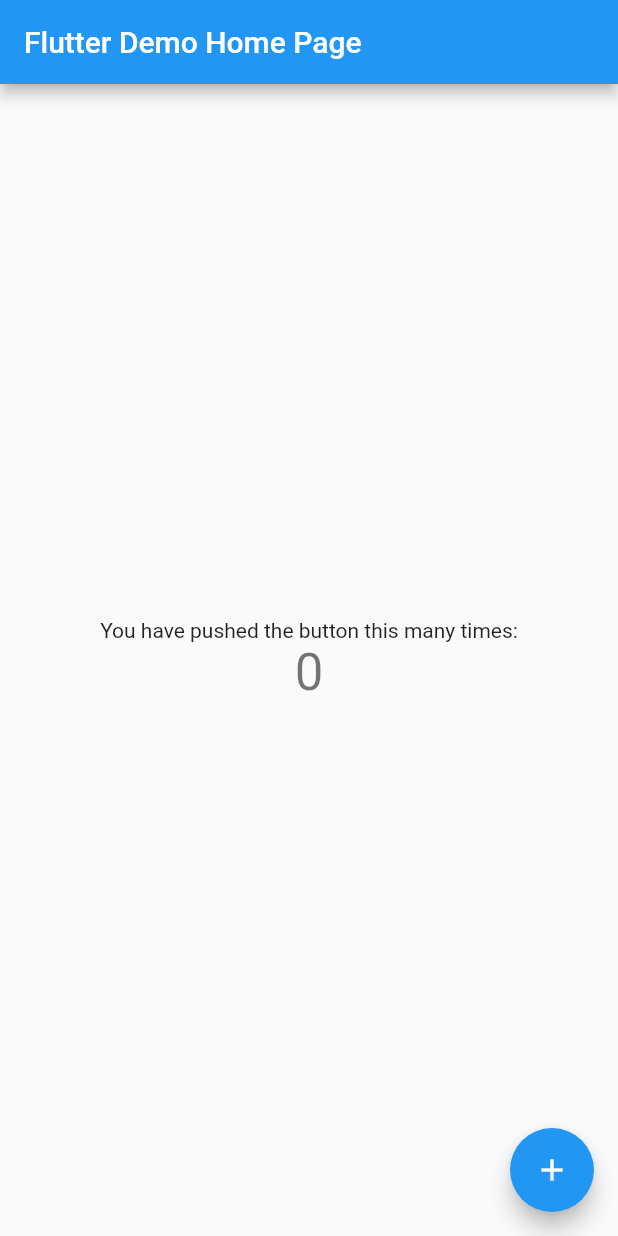
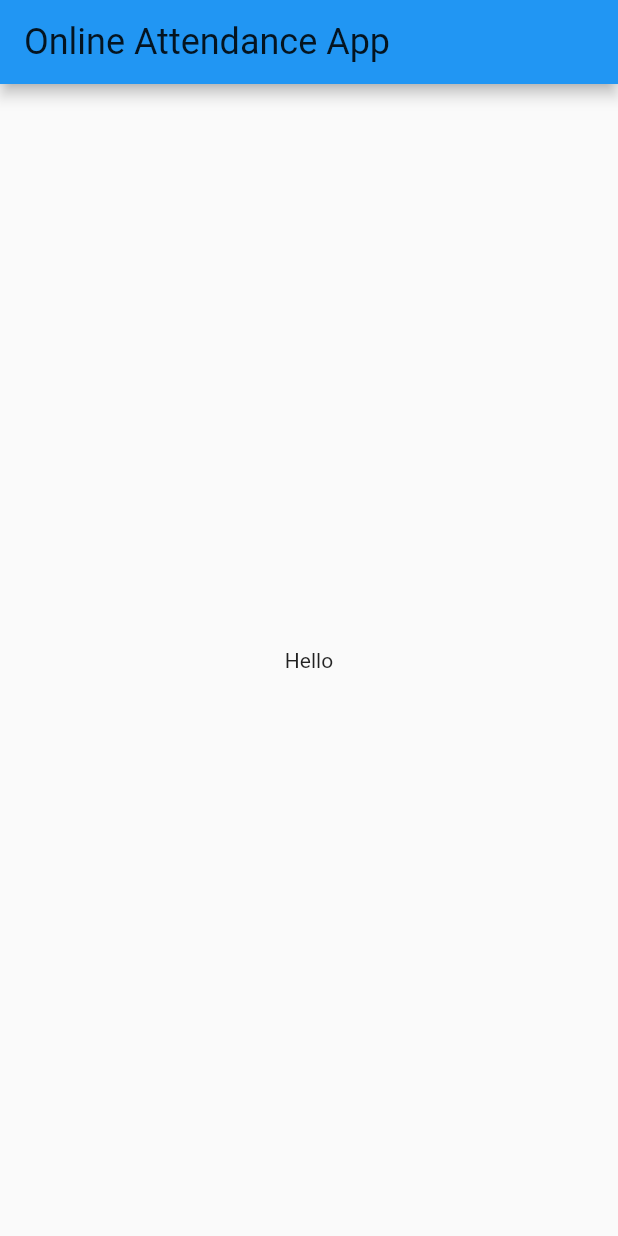
Before and after one commit to Jashem/online_attendance_app, a Flutter app: the screen it shows after launch, on a phone screen of 412 x 824 dp. Run offline on Flutter 3.47's test engine with Material 2 defaults, Android fonts, the phone set to English and light mode, and no system bars; our stand-ins replace bloc, dio, flutter_bloc, freezed_annotation, get_it.

Commit message:
added folder architecture

```diff
--- /dev/null
+++ b/lib/core/app.dart
@@ -0,0 +1,16 @@
+import 'package:flutter/material.dart';
+
+import '../stores/view/stores_page.dart';
+
+class App extends StatelessWidget {
+  const App({Key? key}) : super(key: key);
+
+  @override
+  Widget build(BuildContext context) {
+    return const MaterialApp(
+      title: 'Online Attendance App',
+      debugShowCheckedModeBanner: false,
+      home: StoresPage(),
+    );
+  }
+}
--- a/lib/main.dart
+++ b/lib/main.dart
@@ -1,115 +1,30 @@
+import 'dart:async';
+import 'dart:developer';
+
 import 'package:flutter/material.dart';
+import 'package:flutter_bloc/flutter_bloc.dart';
+import 'package:online_attendance_app/core/app.dart';
+
+import 'core/di/dependency_injection.dart';
+import 'core/helpers/app_bloc_observer.dart';
 
 void main() {
-  runApp(const MyApp());
+  runZonedGuarded(
+    () async {
+      BlocOverrides.runZoned(
+        () async {
+          WidgetsFlutterBinding.ensureInitialized();
+          setup();
+
+          runApp(const App());
+        },
+        blocObserver: AppBlocObserver(),
+      );
+    },
+    (error, stackTrace) async {
+      log('runzoned error');
+      log(error.runtimeType.toString());
+      log(error.toString(), stackTrace: stackTrace);
+    },
+  );
 }
-
-class MyApp extends StatelessWidget {
-  const MyApp({Key? key}) : super(key: key);
-
-  // This widget is the root of your application.
-  @override
-  Widget build(BuildContext context) {
-    return MaterialApp(
-      title: 'Flutter Demo',
-      theme: ThemeData(
-        // This is the theme of your application.
-        //
-        // Try running your application with "flutter run". You'll see the
-        // application has a blue toolbar. Then, without quitting the app, try
-        // changing the primarySwatch below to Colors.green and then invoke
-        // "hot reload" (press "r" in the console where you ran "flutter run",
-        // or simply save your changes to "hot reload" in a Flutter IDE).
-        // Notice that the counter didn't reset back to zero; the application
-        // is not restarted.
-        primarySwatch: Colors.blue,
-      ),
-      home: const MyHomePage(title: 'Flutter Demo Home Page'),
-    );
-  }
-}
-
-class MyHomePage extends StatefulWidget {
-  const MyHomePage({Key? key, required this.title}) : super(key: key);
-
-  // This widget is the home page of your application. It is stateful, meaning
-  // that it has a State object (defined below) that contains fields that affect
-  // how it looks.
-
-  // This class is the configuration for the state. It holds the values (in this
-  // case the title) provided by the parent (in this case the App widget) and
-  // used by the build method of the State. Fields in a Widget subclass are
-  // always marked "final".
-
-  final String title;
-
-  @override
-  State<MyHomePage> createState() => _MyHomePageState();
-}
-
-class _MyHomePageState extends State<MyHomePage> {
-  int _counter = 0;
-
-  void _incrementCounter() {
-    setState(() {
-      // This call to setState tells the Flutter framework that something has
-      // changed in this State, which causes it to rerun the build method below
-      // so that the display can reflect the updated values. If we changed
-      // _counter without calling setState(), then the build method would not be
-      // called again, and so nothing would appear to happen.
-      _counter++;
-    });
-  }
-
-  @override
-  Widget build(BuildContext context) {
-    // This method is rerun every time setState is called, for instance as done
-    // by the _incrementCounter method above.
-    //
-    // The Flutter framework has been optimized to make rerunning build methods
-    // fast, so that you can just rebuild anything that needs updating rather
-    // than having to individually change instances of widgets.
-    return Scaffold(
-      appBar: AppBar(
-        // Here we take the value from the MyHomePage object that was created by
-        // the App.build method, and use it to set our appbar title.
-        title: Text(widget.title),
-      ),
-      body: Center(
-        // Center is a layout widget. It takes a single child and positions it
-        // in the middle of the parent.
-        child: Column(
-          // Column is also a layout widget. It takes a list of children and
-          // arranges them vertically. By default, it sizes itself to fit its
-          // children horizontally, and tries to be as tall as its parent.
-          //
-          // Invoke "debug painting" (press "p" in the console, choose the
-          // "Toggle Debug Paint" action from the Flutter Inspector in Android
-          // Studio, or the "Toggle Debug Paint" command in Visual Studio Code)
-          // to see the wireframe for each widget.
-          //
-          // Column has various properties to control how it sizes itself and
-          // how it positions its children. Here we use mainAxisAlignment to
-          // center the children vertically; the main axis here is the vertical
-          // axis because Columns are vertical (the cross axis would be
-          // horizontal).
-          mainAxisAlignment: MainAxisAlignment.center,
-          children: <Widget>[
-            const Text(
-              'You have pushed the button this many times:',
-            ),
-            Text(
-              '$_counter',
-              style: Theme.of(context).textTheme.headline4,
-            ),
-          ],
-        ),
-      ),
-      floatingActionButton: FloatingActionButton(
-        onPressed: _incrementCounter,
-        tooltip: 'Increment',
-        child: const Icon(Icons.add),
-      ), // This trailing comma makes auto-formatting nicer for build methods.
-    );
-  }
-}
--- /dev/null
+++ b/lib/stores/bloc/stores_bloc/stores_event.dart
@@ -0,0 +1,6 @@
+part of 'stores_bloc.dart';
+
+@freezed
+class StoresEvent with _$StoresEvent {
+  const factory StoresEvent.started() = _Started;
+}
--- /dev/null
+++ b/lib/stores/bloc/stores_bloc/stores_state.dart
@@ -0,0 +1,6 @@
+part of 'stores_bloc.dart';
+
+@freezed
+class StoresState with _$StoresState {
+  const factory StoresState.initial() = _Initial;
+}
--- /dev/null
+++ b/lib/stores/view/stores_page.dart
@@ -0,0 +1,25 @@
+import 'package:flutter/material.dart';
+
+class StoresPage extends StatefulWidget {
+  const StoresPage({Key? key}) : super(key: key);
+
+  @override
+  State<StoresPage> createState() => _StoresPageState();
+}
+
+class _StoresPageState extends State<StoresPage> {
+  @override
+  Widget build(BuildContext context) {
+    return Scaffold(
+      appBar: AppBar(
+        title: Text(
+          'Online Attendance App',
+          style: Theme.of(context).textTheme.headlineSmall,
+        ),
+      ),
+      body: const Center(
+        child: Text('Hello'),
+      ),
+    );
+  }
+}
```
Also changed, not shown: lib/core/di/dependency_injection.dart (added, +9 -0 lines), lib/core/failure/failure.dart (added, +41 -0 lines), lib/core/helpers/app_bloc_observer.dart (added, +17 -0 lines), lib/core/helpers/async_fuction_wrapper.dart (added, +84 -0 lines), lib/core/network/http_client.dart (added, +17 -0 lines), lib/stores/bloc/stores_bloc/stores_bloc.dart (added, +14 -0 lines), pubspec.yaml (+9 -3 lines), lib/stores/bloc/stores_bloc/stores_bloc.freezed.dart (added), pubspec.lock, 1 other file.
